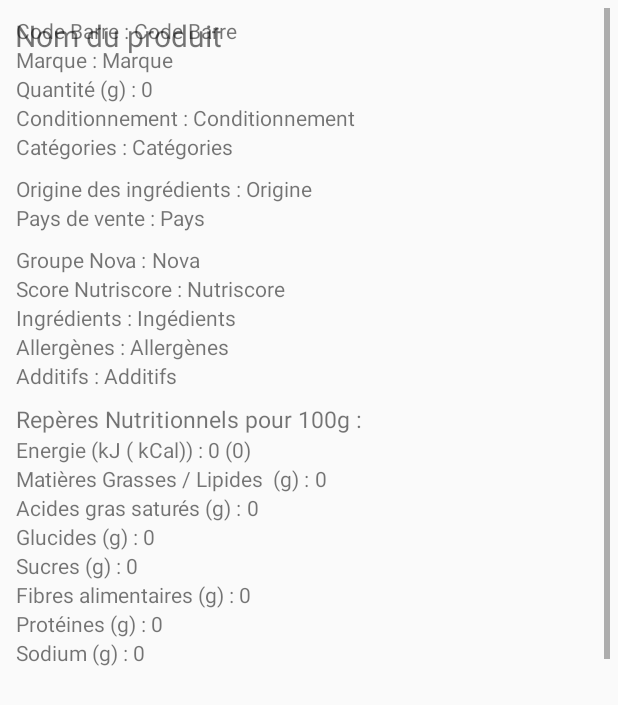
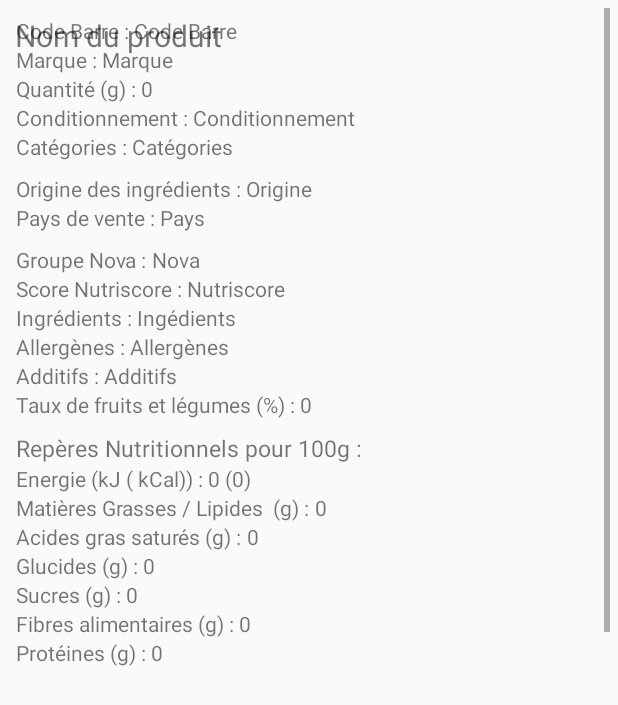
Before and after one commit to Qlecap/Buyornot, an Android app: the layout interface_consultation_produit.xml on its own in the app's theme, with its tools: preview values and no code run, on a phone screen of 412 x 824 dp. Shown: the top 705 px of the screen. Run offline under Robolectric (Android 15) with nearby library versions, the phone set to English and light mode, and no system bars.

Commit message:
Ajout du taux de fruits et legumes sur les pages d'ajout et de consultation

```diff
--- a/app/src/main/res/layout/interface_consultation_produit.xml
+++ b/app/src/main/res/layout/interface_consultation_produit.xml
@@ -276,6 +276,23 @@
                 android:orientation="horizontal">
 
                 <TextView
+                    android:layout_width="wrap_content"
+                    android:layout_height="wrap_content"
+                    android:text="Taux de fruits et légumes (%) : " />
+
+                <TextView
+                    android:id="@+id/tauxFruitsLegum"
+                    android:layout_width="wrap_content"
+                    android:layout_height="wrap_content"
+                    android:layout_weight="1"
+                    android:text="0" />
+            </LinearLayout>
+            <LinearLayout
+                android:layout_width="match_parent"
+                android:layout_height="wrap_content"
+                android:orientation="horizontal">
+
+                <TextView
                     android:layout_width="match_parent"
                     android:layout_height="wrap_content"
                     android:text=""
```
Also changed, not shown: app/src/main/res/layout/interface_ajout_produit.xml (+17 -0 lines).
